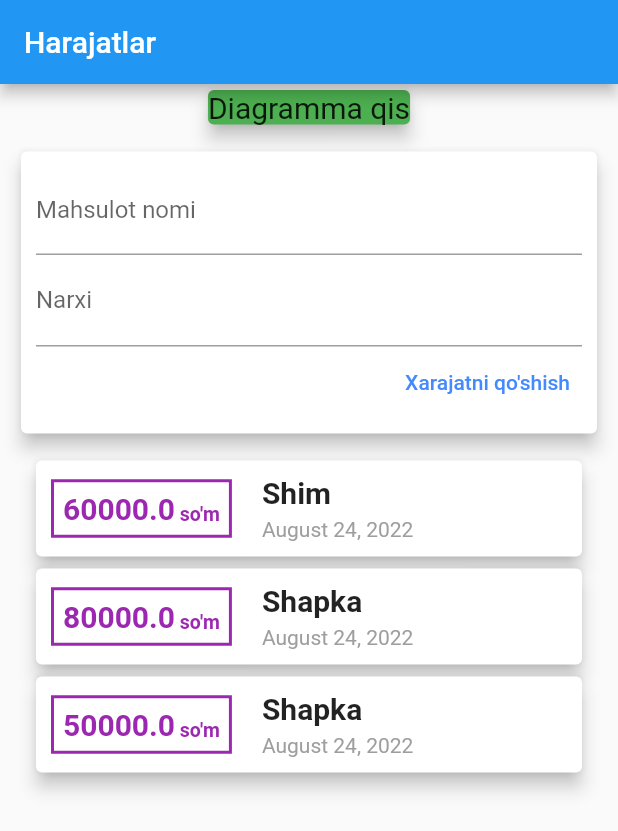
After one commit to Asadbek-IP/expenses, a Flutter app: the screen it shows after launch, on a phone screen of 412 x 824 dp. The commit adds this screen. Shown: the top 831 px of the screen. Run offline on Flutter 3.47's test engine with Material 2 defaults, Android fonts, the phone set to English and light mode, and no system bars.

Commit message:
add_transaction

```diff
--- /dev/null
+++ b/lib/widgets/homePage.dart
@@ -0,0 +1,54 @@
+import 'package:flutter/material.dart';
+
+import '../model/transaction.dart';
+import 'new_transaction.dart';
+import 'transaction_list.dart';
+
+class HomePage extends StatefulWidget {
+  const HomePage({Key? key}) : super(key: key);
+
+  @override
+  State<HomePage> createState() => _HomePageState();
+}
+
+class _HomePageState extends State<HomePage> {
+  List<Transaction> transactions = [
+    Transaction(
+      id: "123",
+      price: 60000,
+      title: "Shim",
+      date: DateTime.now(),
+    ),
+    Transaction(
+      id: "124",
+      price: 80000,
+      title: "Shapka",
+      date: DateTime.now(),
+    ),
+    Transaction(
+      id: "124",
+      price: 50000,
+      title: "Shapka",
+      date: DateTime.now(),
+    ),
+  ];
+
+  void _addTransaction(String name, double newprice) {
+    setState(() {
+      transactions.add(Transaction(
+          id: "123", price: newprice, title: name, date: DateTime.now()));
+    });
+  }
+
+  @override
+  Widget build(BuildContext context) {
+    return Column(
+      children: [
+        NewTransaction(addTr: _addTransaction,),
+        TrnsactionList(
+          transactions: transactions,
+        ),
+      ],
+    );
+  }
+}
--- /dev/null
+++ b/lib/widgets/new_transaction.dart
@@ -0,0 +1,49 @@
+import 'package:flutter/material.dart';
+
+class NewTransaction extends StatelessWidget {
+   Function addTr;
+   NewTransaction({required this.addTr, Key? key}) : super(key: key);
+
+  @override
+  Widget build(BuildContext context) {
+    TextEditingController mnController = TextEditingController();
+    TextEditingController narxController = TextEditingController();
+    return Container(
+      padding: EdgeInsets.all(10),
+      child: Card(
+        elevation: 5,
+        child: Padding(
+          padding: const EdgeInsets.all(10.0),
+          child: Column(
+            crossAxisAlignment: CrossAxisAlignment.end,
+            children: [
+              TextField(
+               controller: mnController,
+                decoration: InputDecoration(
+                  labelText: "Mahsulot nomi",
+                ),
+              ),
+               TextField(
+                controller: narxController,
+                keyboardType: TextInputType.number,
+                decoration: InputDecoration(
+                    labelText: "Narxi",
+                    suffixText: "so'm   ",
+                    suffixStyle: TextStyle(fontSize: 18, color: Colors.purple)),
+              ),
+              TextButton(
+                onPressed: () {
+                  addTr(mnController.text,double.parse(narxController.text));
+                },
+                child: Text(
+                  "Xarajatni qo'shish",
+                  style: TextStyle(color: Colors.blueAccent),
+                ),
+              ),
+            ],
+          ),
+        ),
+      ),
+    );
+  }
+}
--- /dev/null
+++ b/lib/widgets/transaction_list.dart
@@ -0,0 +1,79 @@
+import 'package:expenses/model/transaction.dart';
+import 'package:flutter/material.dart';
+import 'package:intl/intl.dart';
+
+class TrnsactionList extends StatelessWidget {
+  List<Transaction> transactions;
+   TrnsactionList({required this.transactions, Key? key }) : super(key: key);
+
+  @override
+  Widget build(BuildContext context) {
+    return Container(
+      height: 380,
+      child: SingleChildScrollView(
+        child: Column(
+          children: transactions.map((tr) {
+            return Container(
+              padding: const EdgeInsets.symmetric(horizontal: 20),
+              child: Card(
+                elevation: 5,
+                child: Container(
+                  margin: const EdgeInsets.all(10),
+                  child: Row(
+                    children: [
+                      Container(
+                        padding: const EdgeInsets.all(6),
+                        decoration: BoxDecoration(
+                          border: Border.all(width: 2.0, color: Colors.purple),
+                        ),
+                        child: Row(
+                          crossAxisAlignment: CrossAxisAlignment.end,
+                          children: [
+                            Text(
+                              tr.price.toString(),
+                              style: const TextStyle(
+                                  fontSize: 20,
+                                  color: Colors.purple,
+                                  fontWeight: FontWeight.bold),
+                            ),
+                            Text(
+                              " so'm",
+                              style: TextStyle(
+                                  color: Colors.purple,
+                                  fontSize: 13,
+                                  fontWeight: FontWeight.w700),
+                            )
+                          ],
+                        ),
+                      ),
+                      SizedBox(
+                        width: 20,
+                      ),
+                      Column(
+                        crossAxisAlignment: CrossAxisAlignment.start,
+                        children: [
+                          Text(
+                            tr.title!,
+                            style: TextStyle(
+                                fontSize: 20, fontWeight: FontWeight.w700),
+                          ),
+                          SizedBox(
+                            height: 5,
+                          ),
+                          Text(
+                            DateFormat.yMMMMd().format(tr.date!),
+                            style: const TextStyle(color: Colors.grey),
+                          ),
+                        ],
+                      ),
+                    ],
+                  ),
+                ),
+              ),
+            );
+          }).toList(),
+        ),
+      ),
+    );
+  }
+}
```
Also changed, not shown: lib/columnexcample.dart (deleted, +0 -49 lines), lib/main.dart (+8 -137 lines), lib/model/transaction.dart (renamed from lib/transaction.dart).
